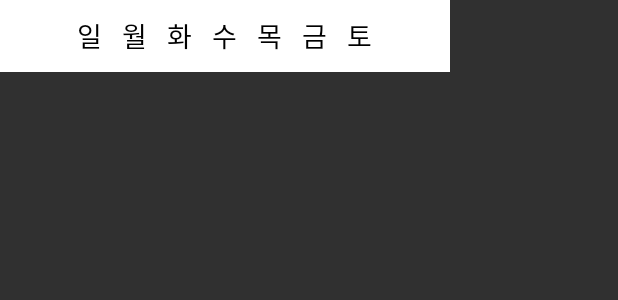
After one commit to bqlab/osp-bluetoothex, an Android app: the layout layout_week.xml on its own in the app's theme, with its tools: preview values and no code run, on a phone screen of 412 x 824 dp. The commit adds this screen. Shown: the top 300 px of the screen. Run offline under Robolectric (Android 15) with nearby library versions, the phone set to English and light mode, and no system bars.

Commit message:
요일구현(버그잡는중)

```diff
--- a/app/src/main/java/com/example/jyseo/han3/AlarmReceiver.java
+++ b/app/src/main/java/com/example/jyseo/han3/AlarmReceiver.java
@@ -5,6 +5,7 @@ import android.content.BroadcastReceiver;
 import android.content.Context;
 import android.content.Intent;
 import android.support.v4.app.NotificationCompat;
+import android.widget.Toast;
 
 public class AlarmReceiver extends BroadcastReceiver {
     @Override
--- a/app/src/main/res/layout/activity_alarm.xml
+++ /dev/null
@@ -1,6 +0,0 @@
-<?xml version="1.0" encoding="utf-8"?>
-<android.support.constraint.ConstraintLayout
-    xmlns:android="http://schemas.android.com/apk/res/android" android:layout_width="match_parent"
-    android:layout_height="match_parent">
-
-</android.support.constraint.ConstraintLayout>
--- a/app/src/main/res/layout/activity_member.xml
+++ /dev/null
@@ -1,6 +0,0 @@
-<?xml version="1.0" encoding="utf-8"?>
-<android.support.constraint.ConstraintLayout
-    xmlns:android="http://schemas.android.com/apk/res/android" android:layout_width="match_parent"
-    android:layout_height="match_parent">
-
-</android.support.constraint.ConstraintLayout>
--- /dev/null
+++ b/app/src/main/res/layout/layout_week.xml
@@ -0,0 +1,71 @@
+<?xml version="1.0" encoding="utf-8"?>
+<LinearLayout xmlns:android="http://schemas.android.com/apk/res/android"
+    android:layout_width="300dp"
+    android:layout_height="wrap_content"
+    android:gravity="center_horizontal"
+    android:background="#ffffff"
+    android:orientation="horizontal">
+
+    <Button
+        android:id="@+id/week_sun"
+        android:layout_width="30dp"
+        android:layout_height="wrap_content"
+        android:background="@null"
+        android:text="@string/week_sun"
+        android:textColor="#000000"
+        android:textSize="18sp" />
+
+    <Button
+        android:id="@+id/week_mon"
+        android:layout_width="30dp"
+        android:layout_height="wrap_content"
+        android:background="@null"
+        android:text="@string/week_mon"
+        android:textColor="#000000"
+        android:textSize="18sp" />
+
+    <Button
+        android:id="@+id/week_tue"
+        android:layout_width="30dp"
+        android:layout_height="wrap_content"
+        android:background="@null"
+        android:text="@string/week_tue"
+        android:textColor="#000000"
+        android:textSize="18sp" />
+
+    <Button
+        android:id="@+id/week_wed"
+        android:layout_width="30dp"
+        android:layout_height="wrap_content"
+        android:background="@null"
+        android:text="@string/week_wed"
+        android:textColor="#000000"
+        android:textSize="18sp" />
+
+    <Button
+        android:id="@+id/week_thu"
+        android:layout_width="30dp"
+        android:layout_height="wrap_content"
+        android:background="@null"
+        android:text="@string/week_thu"
+        android:textColor="#000000"
+        android:textSize="18sp" />
+
+    <Button
+        android:id="@+id/week_fri"
+        android:layout_width="30dp"
+        android:layout_height="wrap_content"
+        android:background="@null"
+        android:text="@string/week_fri"
+        android:textColor="#000000"
+        android:textSize="18sp" />
+
+    <Button
+        android:id="@+id/week_sat"
+        android:layout_width="30dp"
+        android:layout_height="wrap_content"
+        android:background="@null"
+        android:text="@string/week_sat"
+        android:textColor="#000000"
+        android:textSize="18sp" />
+</LinearLayout>
--- a/app/src/main/res/values/colors.xml
+++ b/app/src/main/res/values/colors.xml
@@ -3,4 +3,6 @@
     <color name="colorPrimary">#3F51B5</color>
     <color name="colorPrimaryDark">#303F9F</color>
     <color name="colorAccent">#FF4081</color>
+    <color name="colorWhite">#ffffff</color>
+    <color name="colorBlack">#000000</color>
 </resources>
--- a/app/src/main/res/values/strings.xml
+++ b/app/src/main/res/values/strings.xml
@@ -6,4 +6,11 @@
     <string name="layout2_time">시간 설정하기</string>
     <string name="layout2_week">요일 설정하기</string>
     <string name="layout2_title">알람이 설정되지 않았습니다.</string>
+    <string name="week_mon">월</string>
+    <string name="week_sun">일</string>
+    <string name="week_sat">토</string>
+    <string name="week_fri">금</string>
+    <string name="week_thu">목</string>
+    <string name="week_wed">수</string>
+    <string name="week_tue">화</string>
 </resources>
```
Also changed, not shown: app/src/main/java/com/example/jyseo/han3/TabHostActivity.java (+17 -0 lines), app/src/main/java/com/example/jyseo/han3/WeekLayout.java (added, +63 -0 lines), app/src/main/res/layout/activity_heart.xml (deleted, +0 -128 lines), app/src/main/res/layout/gobi.xml (deleted, +0 -95 lines), app/src/main/res/layout/layout_alarm.xml (deleted, +0 -95 lines).
